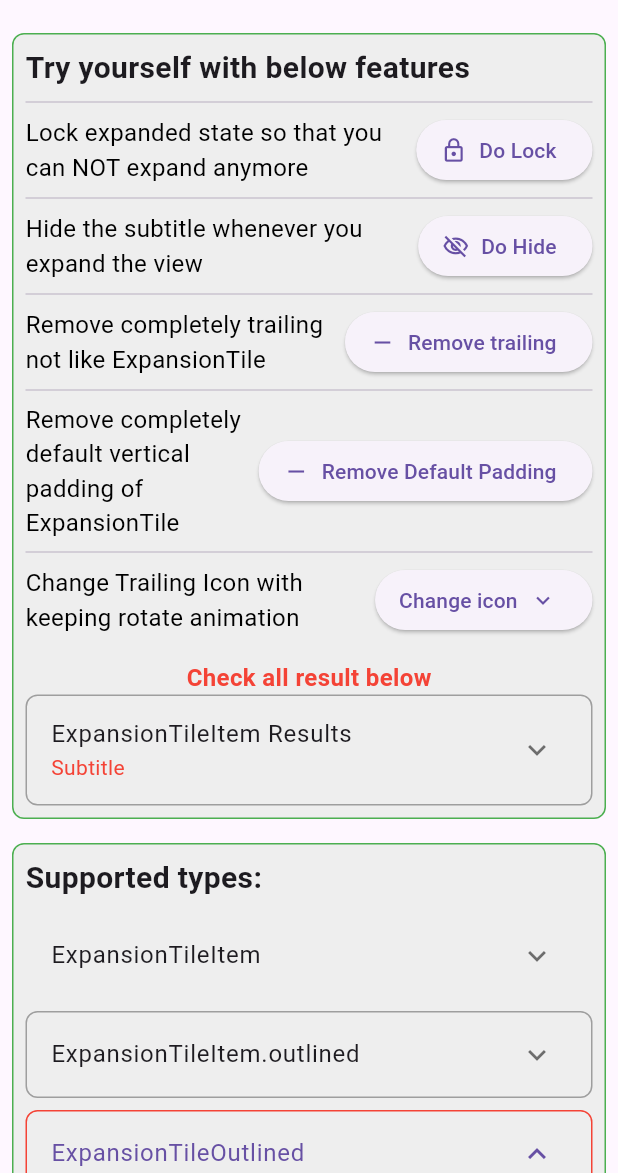
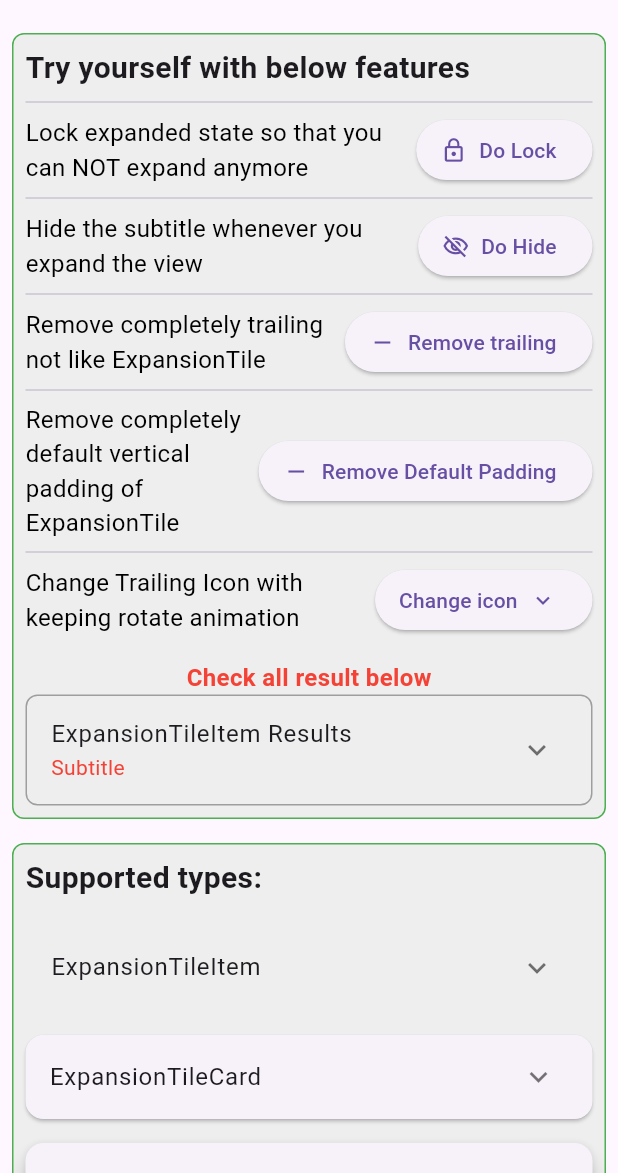
Before and after one commit to congthanhng/Expansion-Tile-Group, a Flutter app: the ItemFeaturesPage screen opened by its route, on a phone screen of 412 x 824 dp, the part 63-1236 px from its top. Run offline on Flutter 3.47's test engine with Material 3 defaults, Android fonts, the phone set to English and light mode, and no system bars.

Commit message:
Release version 1.3.0

```diff
--- a/example/lib/use_cases/item/supported_types_view.dart
+++ b/example/lib/use_cases/item/supported_types_view.dart
@@ -10,21 +10,36 @@ class SupportedTypesView extends StatelessWidget {
       crossAxisAlignment: CrossAxisAlignment.start,
       children: [
         const SizedBox(
-          height: 8,
+          height: 16,
         ),
         ExpansionTileItem(
           title: const Text('ExpansionTileItem'),
           children: _buildDefaultChildren(context),
         ),
         const SizedBox(
-          height: 8,
+          height: 16,
+        ),
+        ExpansionTileCard(
+          title: const Text('ExpansionTileCard'),
+          children: _buildDefaultChildren(context),
+        ),
+        const SizedBox(
+          height: 16,
+        ),
+        ExpansionTileItem.card(
+          title: const Text('ExpansionTileItem.card'),
+          elevation: 5,
+          children: _buildDefaultChildren(context),
+        ),
+        const SizedBox(
+          height: 16,
         ),
         ExpansionTileItem.outlined(
           title: const Text('ExpansionTileItem.outlined'),
           children: _buildDefaultChildren(context),
         ),
         const SizedBox(
-          height: 8,
+          height: 16,
         ),
         ExpansionTileBorderItem(
           initiallyExpanded: true,
@@ -33,7 +48,7 @@ class SupportedTypesView extends StatelessWidget {
           children: _buildDefaultChildren(context),
         ),
         const SizedBox(
-          height: 8,
+          height: 16,
         ),
         ExpansionTileLeafItem(
           initiallyExpanded: false,
@@ -42,7 +57,7 @@ class SupportedTypesView extends StatelessWidget {
           children: _buildDefaultChildren(context),
         ),
         const SizedBox(
-          height: 8,
+          height: 16,
         ),
         ExpansionTileItem.leaf(
           initiallyExpanded: false,
@@ -53,7 +68,7 @@ class SupportedTypesView extends StatelessWidget {
           children: _buildDefaultChildren(context),
         ),
         const SizedBox(
-          height: 8,
+          height: 16,
         ),
         ExpansionTileWithoutBorderItem(
           initiallyExpanded: false,
@@ -62,7 +77,7 @@ class SupportedTypesView extends StatelessWidget {
           children: _buildDefaultChildren(context),
         ),
         const SizedBox(
-          height: 8,
+          height: 16,
         ),
         ExpansionTileItem.flat(
           initiallyExpanded: false,
--- a/lib/expansion_tile_group.dart
+++ b/lib/expansion_tile_group.dart
@@ -14,3 +14,4 @@ export 'package:expansion_tile_group/src/types/expansion_tile_outlined.dart';
 export 'package:expansion_tile_group/src/types/expansion_tile_item.dart';
 export 'package:expansion_tile_group/src/types/expansion_tile_leaf.dart';
 export 'package:expansion_tile_group/src/types/expansion_tile_flat.dart';
+export 'package:expansion_tile_group/src/types/expansion_tile_card.dart';
--- a/lib/src/types/expansion_tile_card.dart
+++ b/lib/src/types/expansion_tile_card.dart
@@ -25,7 +25,6 @@ class ExpansionTileCard extends ExpansionTileItem {
     super.leading,
     super.backgroundColor,
     super.decoration,
-    super.border,
     super.themeData,
     super.boxShadow,
     super.clipBehavior,
@@ -36,55 +35,57 @@ class ExpansionTileCard extends ExpansionTileItem {
     super.isDefaultVerticalPadding,
     super.isHideSubtitleOnExpanded,
     super.trailingIcon,
-    double? leafRadius,
-    bool isReverseLeaf = false,
+    BoxBorder? border,
+    BorderRadius? borderRadius,
+    this.elevation,
   }) : super(
-          borderRadius: isReverseLeaf
-              ? BorderRadius.only(
-                  bottomRight: Radius.circular(leafRadius ?? 20),
-                  topLeft: Radius.circular(leafRadius ?? 20))
-              : BorderRadius.only(
-                  bottomLeft: Radius.circular(leafRadius ?? 20),
-                  topRight: Radius.circular(leafRadius ?? 20)),
-          isHasBottomBorder: true,
-          isHasLeftBorder: true,
-          isHasRightBorder: true,
-          isHasTopBorder: true,
+          border: border ?? const Border(),
+          isHasBottomBorder: false,
+          isHasTopBorder: false,
+          isHasRightBorder: false,
+          isHasLeftBorder: false,
+          borderRadius: borderRadius ?? BorderRadius.circular(12),
         );
+
+  final double? elevation;
 
   @override
   Widget build(BuildContext context) {
-    return Theme(
+    return Card(
+      margin: EdgeInsets.zero,
+      elevation: elevation,
+      clipBehavior: Clip.hardEdge,
+      child: Theme(
         data: themeData ?? Theme.of(context).copyWith(),
         child: ExpansionTileCore(
           key: expansionKey,
+          iconColor: iconColor,
+          collapsedIconColor: collapsedIconColor,
+          textColor: textColor,
+          collapsedTextColor: collapsedTextColor,
+          collapsedBackgroundColor: collapsedBackgroundColor,
+          backgroundColor: backgroundColor,
+          expendedBorderColor: expendedBorderColor,
+          collapsedBorderColor: collapsedBorderColor,
           onExpansionChanged: onExpansionChanged,
           initiallyExpanded: initiallyExpanded,
           tilePadding: tilePadding,
           expandedAlignment: expandedAlignment ?? Alignment.topLeft,
-        collapsedIconColor: collapsedIconColor,
           expandedCrossAxisAlignment:
               expandedCrossAxisAlignment ?? CrossAxisAlignment.start,
-        iconColor: iconColor,
           title: title,
-        textColor: textColor,
           subtitle: subtitle,
           maintainState: maintainState,
           controlAffinity: controlAffinity,
-        collapsedTextColor: collapsedTextColor,
-        collapsedBackgroundColor: collapsedBackgroundColor,
           childrenPadding: childrenPadding ??
               const EdgeInsets.symmetric(horizontal: 16, vertical: 8),
           trailing: trailing,
           leading: leading,
-        backgroundColor: backgroundColor,
           decoration: decoration,
           borderRadius: borderRadius,
           clipBehavior: clipBehavior,
           border: border,
           boxShadow: boxShadow,
-        expendedBorderColor: expendedBorderColor,
-        collapsedBorderColor: collapsedBorderColor,
           isHasBottomBorder: isHasBottomBorder ?? true,
           isHasLeftBorder: isHasLeftBorder ?? false,
           isHasRightBorder: isHasRightBorder ?? false,
@@ -96,6 +97,7 @@ class ExpansionTileCard extends ExpansionTileItem {
           trailingIcon: trailingIcon,
           children: children ?? [],
         ),
+      ),
     );
   }
 }
--- a/lib/src/types/expansion_tile_item.dart
+++ b/lib/src/types/expansion_tile_item.dart
@@ -1,5 +1,7 @@
 import 'package:expansion_tile_group/src/core/expansion_tile_core.dart';
 import 'package:flutter/material.dart';
+
+import 'expansion_tile_card.dart';
 
 class ExpansionTileItem extends StatelessWidget {
   const ExpansionTileItem({
@@ -176,6 +178,83 @@ class ExpansionTileItem extends StatelessWidget {
         isHasLeftBorder = true,
         isHasRightBorder = true,
         isHasTopBorder = true;
+
+  factory ExpansionTileItem.card(
+          {Key? key,
+          required Widget title,
+          required List<Widget> children,
+          ValueChanged<bool>? onExpansionChanged,
+          GlobalKey<ExpansionTileCoreState>? expansionKey,
+          bool? initiallyExpanded,
+          EdgeInsetsGeometry? tilePadding,
+          Alignment? expandedAlignment,
+          Color? collapsedIconColor,
+          CrossAxisAlignment? expandedCrossAxisAlignment,
+          Color? iconColor,
+          Color? textColor,
+          Widget? subtitle,
+          bool? maintainState,
+          ListTileControlAffinity? controlAffinity,
+          Color? collapsedTextColor,
+          Color? collapsedBackgroundColor,
+          EdgeInsetsGeometry? childrenPadding,
+          Widget? trailing,
+          Widget? leading,
+          Color? backgroundColor,
+          Decoration? decoration,
+          BorderRadius? borderRadius,
+          BoxBorder? border,
+          Clip? clipBehavior,
+          ThemeData? themeData,
+          List<BoxShadow>? boxShadow,
+          Color? expendedBorderColor,
+          Color? collapsedBorderColor,
+          bool? isHasTopBorder,
+          bool? isHasBottomBorder,
+          bool? isHasLeftBorder,
+          bool? isHasRightBorder,
+          bool? isHasTrailing,
+          bool? isEnableExpanded,
+          bool? isDefaultVerticalPadding,
+          bool? isHideSubtitleOnExpanded,
+          Widget? trailingIcon,
+          double? elevation}) =>
+      ExpansionTileCard(
+          elevation: elevation,
+          key: key,
+          title: title,
+          expansionKey: expansionKey,
+          onExpansionChanged: onExpansionChanged,
+          backgroundColor: backgroundColor,
+          leading: leading,
+          trailing: trailing,
+          childrenPadding: childrenPadding,
+          collapsedBackgroundColor: collapsedBackgroundColor,
+          collapsedTextColor: collapsedTextColor,
+          controlAffinity: controlAffinity,
+          maintainState: maintainState ?? false,
+          subtitle: subtitle,
+          textColor: textColor,
+          initiallyExpanded: initiallyExpanded ?? false,
+          tilePadding: tilePadding,
+          iconColor: iconColor,
+          expandedCrossAxisAlignment: expandedCrossAxisAlignment,
+          expandedAlignment: expandedAlignment,
+          collapsedIconColor: collapsedIconColor,
+          decoration: decoration,
+          borderRadius: borderRadius,
+          border: border,
+          themeData: themeData,
+          clipBehavior: clipBehavior,
+          boxShadow: boxShadow,
+          collapsedBorderColor: collapsedBorderColor,
+          expendedBorderColor: expendedBorderColor,
+          isHasTrailing: isHasTrailing,
+          isEnableExpanded: isEnableExpanded,
+          isDefaultVerticalPadding: isDefaultVerticalPadding,
+          isHideSubtitleOnExpanded: isHideSubtitleOnExpanded,
+          trailingIcon: trailingIcon,
+          children: children);
 
   /// The primary content of the list item.
   ///
```
Lines whose indentation alone changed are shown as unchanged.
